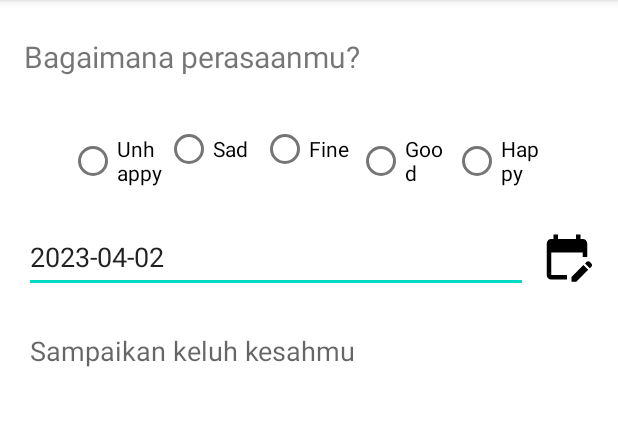
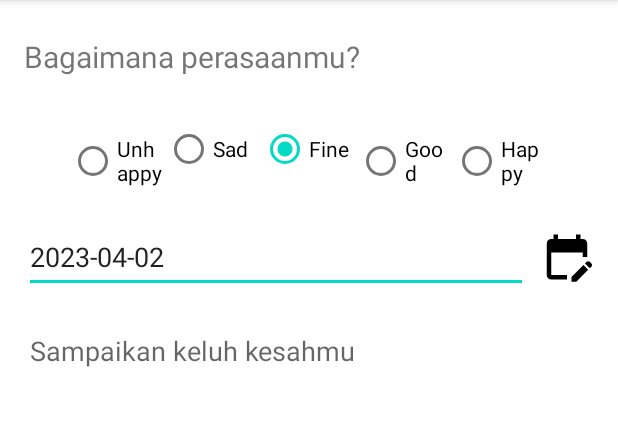
Before and after one commit to munovrizall/Ariwara_MoodTracker, an Android app: the JournalActivity screen opened directly, with no data from a screen before it, on a phone screen of 412 x 824 dp, the part 84-510 px from its top. Run offline under Robolectric (Android 15) with nearby library versions, the phone set to English and light mode, and no system bars.

Commit message:
Implemented room update

```diff
--- a/app/src/main/java/com/artonov/ariwara/JournalActivity.kt
+++ b/app/src/main/java/com/artonov/ariwara/JournalActivity.kt
@@ -1,11 +1,14 @@
 package com.artonov.ariwara
 
 import android.app.DatePickerDialog
+import android.content.res.ColorStateList
 import androidx.appcompat.app.AppCompatActivity
 import android.os.Bundle
 import android.provider.ContactsContract
+import android.view.View
 import android.widget.EditText
 import android.widget.Toast
+import androidx.core.content.ContextCompat
 import com.artonov.ariwara.database.Diary
 import com.artonov.ariwara.database.DiaryDB
 import com.artonov.ariwara.databinding.ActivityJournalBinding
@@ -18,6 +21,7 @@ import java.util.*
 class JournalActivity : AppCompatActivity() {
     private lateinit var binding: ActivityJournalBinding
     private var mood: String = ""
+    private var diaryId: Int = 0
 
     val db by lazy { DiaryDB(this) }
     override fun onCreate(savedInstanceState: Bundle?) {
@@ -26,16 +30,28 @@ class JournalActivity : AppCompatActivity() {
         setContentView(binding.root)
         setupView()
         setupListener()
+        diaryId = intent.getIntExtra("intent_id", 0)
     }
 
     fun setupView() {
         val sdf = SimpleDateFormat("yyyy-MM-dd", Locale.getDefault())
         val currentDate = sdf.format(Date())
+        binding.etDate.setText(currentDate)
 
-        binding.etDate.setText(currentDate)
+        val intentType = intent.getIntExtra("intent_type", 0)
+        when (intentType) {
+            Constant.TYPE_CREATE -> {
+                binding.fabUpdate.visibility = View.GONE
+            }
+            Constant.TYPE_UPDATE -> {
+                binding.fabDone.visibility = View.INVISIBLE
+                getDiary()
+            }
+        }
     }
 
     fun setupListener() {
+        mood = "Fine"
         binding.apply {
             rgMood.setOnCheckedChangeListener { _, checkedId ->
                 when (checkedId) {
@@ -63,6 +79,38 @@ class JournalActivity : AppCompatActivity() {
                         )
                     )
                     finish()
+                }
+            }
+            fabUpdate.setOnClickListener() {
+                CoroutineScope(Dispatchers.IO).launch {
+                    db.diaryDao().updateDiary(
+                        Diary(
+                            diaryId,
+                            mood,
+                            binding.etNote.text.toString(),
+                            binding.etDate.text.toString()
+                        )
+                    )
+                    finish()
+                }
+            }
+        }
+    }
+
+    fun getDiary() {
+        diaryId = intent.getIntExtra("intent_id", 0)
+
+        CoroutineScope(Dispatchers.IO).launch {
+            val diary = db.diaryDao().getDiaryById(diaryId)[0]
+            binding.apply {
+                etDate.setText(diary.date)
+                etNote.setText(diary.note)
+                when (diary.mood) {
+                    "Unhappy" -> binding.rbUnhappy.isChecked = true
+                    "Sad" -> binding.rbSad.isChecked = true
+                    "Fine" -> binding.rbFine.isChecked = true
+                    "Good" -> binding.rbGood.isChecked = true
+                    "Happy" -> binding.rbHappy.isChecked = true
                 }
             }
         }
--- a/app/src/main/java/com/artonov/ariwara/adapter/DiaryAdapter.kt
+++ b/app/src/main/java/com/artonov/ariwara/adapter/DiaryAdapter.kt
@@ -29,6 +29,10 @@ class DiaryAdapter(private val context: Context, private val diaries: ArrayList<
                 tvNote.text = diary.note
                 tvDate.text = formatDate(diary.date)
                 setMood(diary.mood, ivCapsule)
+
+                cardDiary.setOnClickListener() {
+                    listener.onUpdate(diary)
+                }
             }
         }
     }
--- /dev/null
+++ b/app/src/main/res/drawable/ic_delete.xml
@@ -0,0 +1,5 @@
+<vector android:height="24dp" android:tint="#000000"
+    android:viewportHeight="24" android:viewportWidth="24"
+    android:width="24dp" xmlns:android="http://schemas.android.com/apk/res/android">
+    <path android:fillColor="@android:color/white" android:pathData="M19,6.41L17.59,5 12,10.59 6.41,5 5,6.41 10.59,12 5,17.59 6.41,19 12,13.41 17.59,19 19,17.59 13.41,12z"/>
+</vector>
--- /dev/null
+++ b/app/src/main/res/drawable/ic_save.xml
@@ -0,0 +1,5 @@
+<vector android:height="24dp" android:tint="#FFFFFF"
+    android:viewportHeight="24" android:viewportWidth="24"
+    android:width="24dp" xmlns:android="http://schemas.android.com/apk/res/android">
+    <path android:fillColor="@android:color/white" android:pathData="M17,3L5,3c-1.11,0 -2,0.9 -2,2v14c0,1.1 0.89,2 2,2h14c1.1,0 2,-0.9 2,-2L21,7l-4,-4zM12,19c-1.66,0 -3,-1.34 -3,-3s1.34,-3 3,-3 3,1.34 3,3 -1.34,3 -3,3zM15,9L5,9L5,5h10v4z"/>
+</vector>
--- a/app/src/main/res/layout/activity_journal.xml
+++ b/app/src/main/res/layout/activity_journal.xml
@@ -47,6 +47,7 @@
             android:id="@+id/rbFine"
             android:layout_width="64dp"
             android:layout_height="64dp"
+            android:checked="true"
             android:text="Fine" />
 
         <RadioButton
@@ -114,5 +115,16 @@
         app:layout_constraintEnd_toEndOf="parent"
         app:srcCompat="@drawable/ic_check" />
 
+    <com.google.android.material.floatingactionbutton.FloatingActionButton
+        android:id="@+id/fabUpdate"
+        android:layout_width="wrap_content"
+        android:layout_height="wrap_content"
+        android:layout_marginEnd="24dp"
+        android:layout_marginBottom="24dp"
+        android:clickable="true"
+        app:layout_constraintBottom_toBottomOf="parent"
+        app:layout_constraintEnd_toEndOf="parent"
+        app:srcCompat="@drawable/ic_save" />
+
 
 </androidx.constraintlayout.widget.ConstraintLayout>
--- a/app/src/main/res/layout/item_diary.xml
+++ b/app/src/main/res/layout/item_diary.xml
@@ -2,6 +2,7 @@
 <com.google.android.material.card.MaterialCardView xmlns:android="http://schemas.android.com/apk/res/android"
     xmlns:app="http://schemas.android.com/apk/res-auto"
     xmlns:tools="http://schemas.android.com/tools"
+    android:id="@+id/cardDiary"
     android:layout_width="match_parent"
     android:layout_height="wrap_content"
     android:layout_margin="16dp"
@@ -22,6 +23,8 @@
             app:layout_constraintHorizontal_bias="0.5"
             app:layout_constraintStart_toStartOf="parent"
             app:layout_constraintTop_toTopOf="parent" />
+
+
 
         <TextView
             android:id="@+id/tvNote"
```
